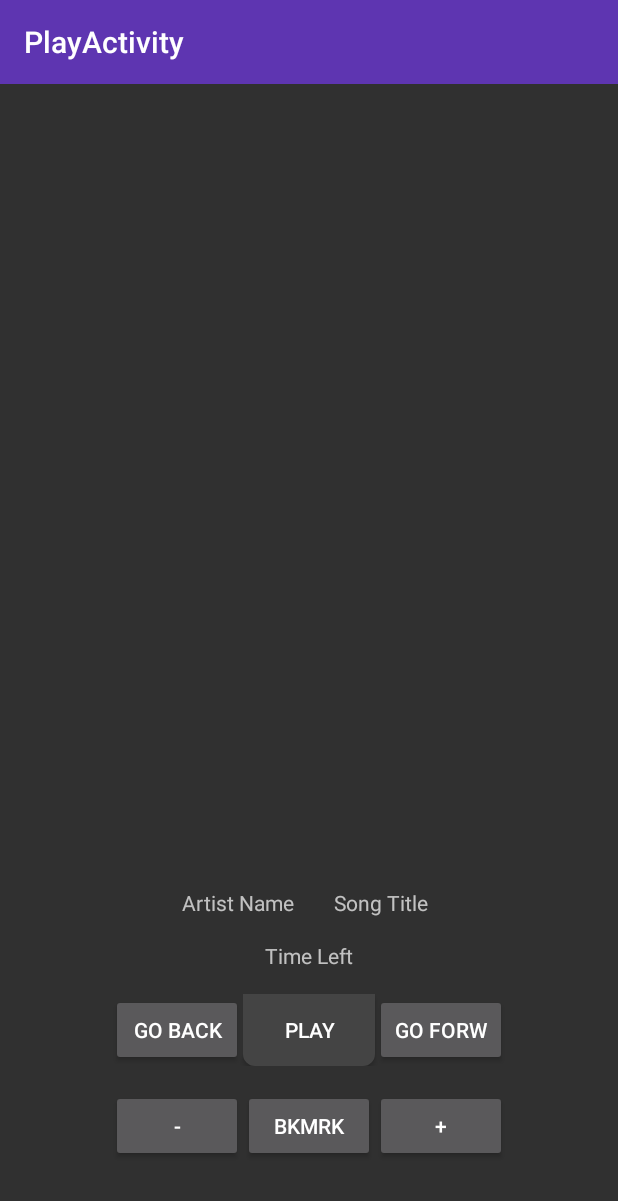
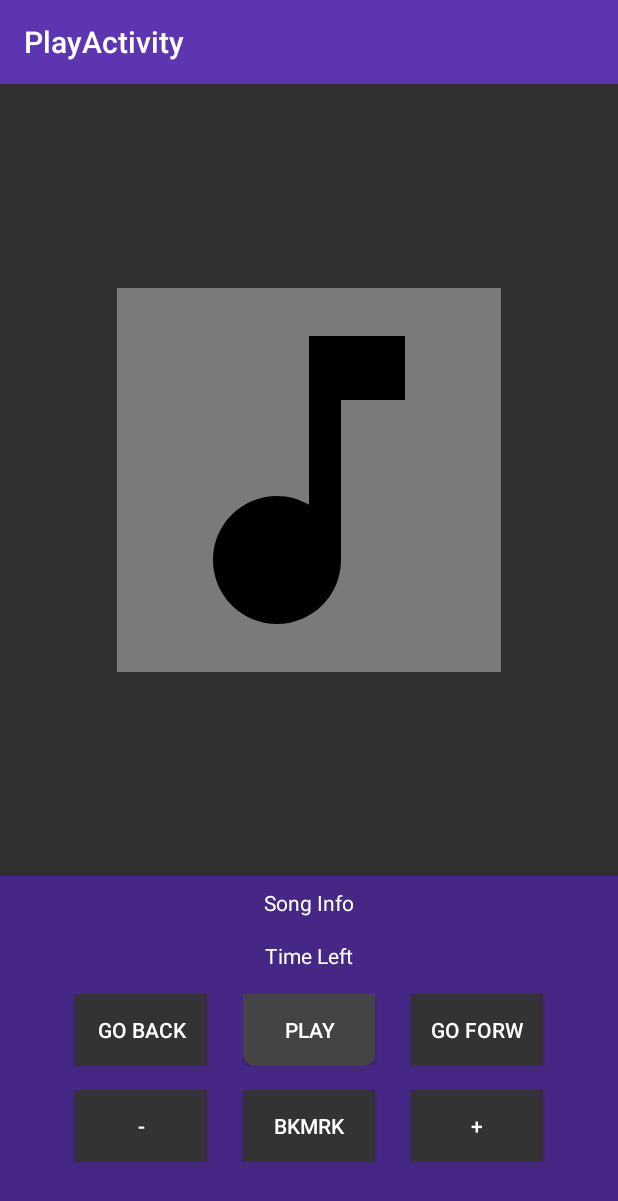
Before and after one commit to jamesscully/Hendrix, an Android app: the PlayActivity screen opened directly, with no data from a screen before it, on a phone screen of 412 x 824 dp. Shown: the top 1201 px of the screen. Run offline under Robolectric (Android 15) with nearby library versions, the phone set to English and light mode, and no system bars.

Commit message:
Add skeleton files for sound; clean up some code

```diff
--- /dev/null
+++ b/app/src/main/java/com/scullyapps/hendrix/ui/PlaybarDisplay.kt
@@ -0,0 +1,7 @@
+package com.scullyapps.hendrix.ui
+
+import android.content.Context
+
+class PlaybarDisplay(context : Context) {
+    private val TAG: String = "PlaybarDisplay";
+}
--- a/app/src/main/java/com/scullyapps/hendrix/ui/SongDisplay.kt
+++ b/app/src/main/java/com/scullyapps/hendrix/ui/SongDisplay.kt
@@ -15,10 +15,10 @@ class SongDisplay(context: Context, song: Song) : FrameLayout(context) {
 
     init {
         LayoutInflater.from(context).inflate(R.layout.widget_songdisplay, this, true)
-        sd_song_name.setText(song.title)
-        sd_artist_name.setText(song.artist)
 
-        sd_song_length.setText(song.getDuration())
+        sd_song_name.text = song.title
+        sd_artist_name.text = song.artist
+        sd_song_length.text = song.getDuration()
 
         //if(song.artwork != null)
         //    sd_song_art.setImageBitmap(song.artwork)
--- a/app/src/main/java/com/scullyapps/hendrix/ui/home/HomeFragment.kt
+++ b/app/src/main/java/com/scullyapps/hendrix/ui/home/HomeFragment.kt
@@ -34,8 +34,6 @@ class HomeFragment : Fragment() {
         favs.addView(MusicDisplay(root.context, ""))
         favs.addView(MusicDisplay(root.context, "Test"))
 
-
-
         return root
     }
 }
--- /dev/null
+++ b/app/src/main/java/com/scullyapps/hendrix/ui/sound/SoundPlayer.kt
@@ -0,0 +1,5 @@
+package com.scullyapps.hendrix.ui.sound
+
+class SoundPlayer {
+    private val TAG: String = "SoundPlayer";
+}
--- a/app/src/main/res/layout/activity_play.xml
+++ b/app/src/main/res/layout/activity_play.xml
@@ -19,17 +19,20 @@
 
     <ImageView
         android:id="@+id/img_play_artwork"
-        android:layout_width="wrap_content"
-        android:layout_height="wrap_content"
-        android:layout_marginTop="128dp"
+        android:layout_width="256dp"
+        android:layout_height="256dp"
+        android:background="#7A7A7A"
+        app:layout_constraintBottom_toTopOf="@+id/tableLayout"
         app:layout_constraintEnd_toEndOf="parent"
         app:layout_constraintStart_toStartOf="parent"
         app:layout_constraintTop_toBottomOf="@+id/toolbar"
-        tools:srcCompat="@tools:sample/avatars" />
+        app:srcCompat="@drawable/ic_unknown_art" />
 
     <TableLayout
+        android:id="@+id/tableLayout"
         android:layout_width="0dp"
         android:layout_height="240dp"
+        android:background="@color/colorPrimaryDark"
         app:layout_constraintBottom_toBottomOf="parent"
         app:layout_constraintEnd_toEndOf="parent"
         app:layout_constraintStart_toStartOf="parent">
@@ -42,20 +45,12 @@
             android:paddingBottom="8dp">
 
             <TextView
-                android:id="@+id/txt_play_name"
+                android:id="@+id/txt_play_info"
                 android:layout_width="wrap_content"
                 android:layout_height="wrap_content"
-                android:paddingRight="8dp"
-                android:text="Artist Name"
-                android:textAlignment="center" />
-
-            <TextView
-                android:id="@+id/txt_play_title"
-                android:layout_width="wrap_content"
-                android:layout_height="wrap_content"
-                android:paddingLeft="8dp"
-                android:text="Song Title"
-                android:textAlignment="center" />
+                android:text="Song Info"
+                android:textAlignment="center"
+                android:textColor="#FFFFFF" />
         </TableRow>
 
         <TableRow
@@ -70,7 +65,8 @@
                 android:layout_width="wrap_content"
                 android:layout_height="wrap_content"
                 android:text="Time Left"
-                android:textAlignment="center" />
+                android:textAlignment="center"
+                android:textColor="#FFFFFF" />
         </TableRow>
 
         <TableRow
@@ -84,20 +80,27 @@
                 android:id="@+id/btn_play_back"
                 android:layout_width="wrap_content"
                 android:layout_height="wrap_content"
-                android:text="Go Back" />
+                android:background="#333333"
+                android:text="Go Back"
+                android:textColor="#FFFFFF" />
 
             <Button
                 android:id="@+id/btn_play"
                 android:layout_width="wrap_content"
                 android:layout_height="wrap_content"
+                android:layout_marginStart="24dp"
+                android:layout_marginEnd="24dp"
                 android:background="@drawable/bdr_soft"
-                android:text="Play" />
+                android:text="Play"
+                android:textColor="#FFFFFF" />
 
             <Button
                 android:id="@+id/btn_play_next"
                 android:layout_width="wrap_content"
                 android:layout_height="wrap_content"
-                android:text="Go Forw" />
+                android:background="#333333"
+                android:text="Go Forw"
+                android:textColor="#FFFFFF" />
         </TableRow>
 
         <TableRow
@@ -105,25 +108,33 @@
             android:layout_height="match_parent"
             android:gravity="center_horizontal"
             android:paddingTop="8dp"
-            android:paddingBottom="8dp" >
+            android:paddingBottom="8dp">
 
             <Button
                 android:id="@+id/btn_play_prevbookmark"
                 android:layout_width="wrap_content"
                 android:layout_height="wrap_content"
-                android:text="-" />
+                android:background="#333333"
+                android:text="-"
+                android:textColor="#FFFFFF" />
 
             <Button
                 android:id="@+id/btn_play_bookmark"
                 android:layout_width="wrap_content"
                 android:layout_height="wrap_content"
-                android:text="BKMRK" />
+                android:layout_marginStart="24dp"
+                android:layout_marginEnd="24dp"
+                android:background="#333333"
+                android:text="BKMRK"
+                android:textColor="#FFFFFF" />
 
             <Button
                 android:id="@+id/btn_play_nextbookmark"
                 android:layout_width="wrap_content"
                 android:layout_height="wrap_content"
-                android:text="+" />
+                android:background="#333333"
+                android:text="+"
+                android:textColor="#FFFFFF" />
         </TableRow>
     </TableLayout>
 
```
Also changed, not shown: app/src/main/java/com/scullyapps/hendrix/services/DiscoverMusic.kt (+3 -8 lines).
